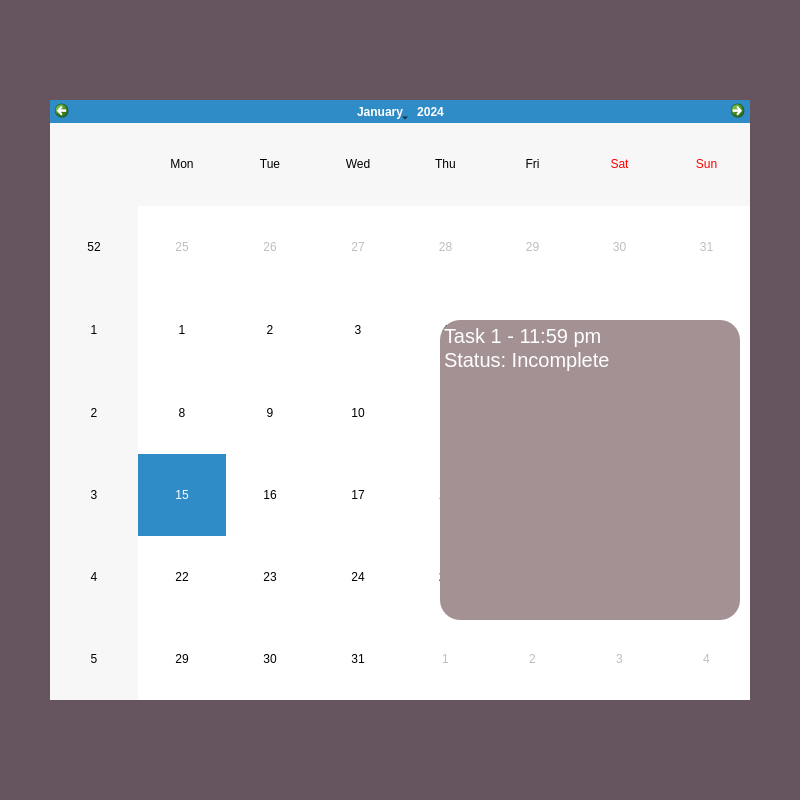
ball2004244/KIPE-member-management, file client/GUI/hr_deadline.ui: the form before one commit.
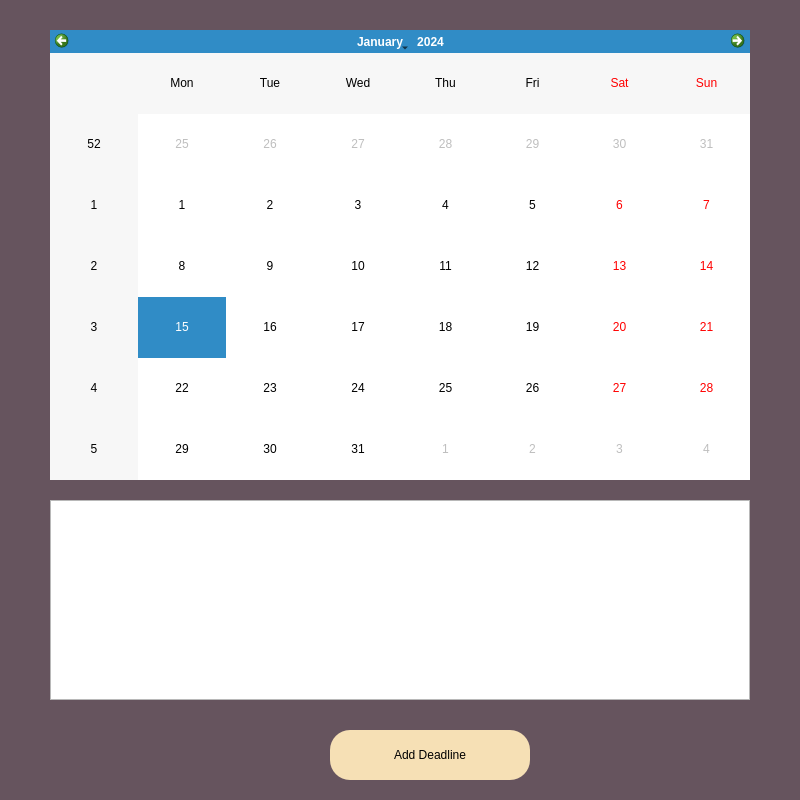
The form after the commit. Icons and pictures are not drawn.

```diff
--- a/client/GUI/hr_deadline.ui
+++ b/client/GUI/hr_deadline.ui
@@ -66,34 +66,41 @@
      <property name="geometry">
       <rect>
        <x>50</x>
-       <y>100</y>
+       <y>30</y>
        <width>700</width>
-       <height>600</height>
+       <height>450</height>
       </rect>
      </property>
     </widget>
-    <widget class="QTextBrowser" name="task_browser">
+    <widget class="QListWidget" name="deadline_list">
      <property name="geometry">
       <rect>
-       <x>440</x>
-       <y>320</y>
-       <width>300</width>
-       <height>300</height>
+       <x>50</x>
+       <y>500</y>
+       <width>700</width>
+       <height>200</height>
+      </rect>
+     </property>
+     <property name="styleSheet">
+      <string notr="true">font: 16pt &quot;MS Shell Dlg 2&quot;; color:&quot;black&quot;;</string>
+     </property>
+    </widget>
+    <widget class="QPushButton" name="add_button">
+     <property name="geometry">
+      <rect>
+       <x>330</x>
+       <y>730</y>
+       <width>200</width>
+       <height>50</height>
       </rect>
      </property>
      <property name="styleSheet">
       <string notr="true">border-radius: 20px;
-background-color: rgb(163, 145, 147);
-font-size: 20px;
-color: white;</string>
+background-color: rgb(246, 224, 181);
+font: 75 18pt &quot;MS Shell Dlg 2&quot;;</string>
      </property>
-     <property name="html">
-      <string>&lt;!DOCTYPE HTML PUBLIC &quot;-//W3C//DTD HTML 4.0//EN&quot; &quot;http://www.w3.org/TR/REC-html40/strict.dtd&quot;&gt;
-&lt;html&gt;&lt;head&gt;&lt;meta name=&quot;qrichtext&quot; content=&quot;1&quot; /&gt;&lt;style type=&quot;text/css&quot;&gt;
-p, li { white-space: pre-wrap; }
-&lt;/style&gt;&lt;/head&gt;&lt;body style=&quot; font-family:'MS Shell Dlg 2'; font-size:20px; font-weight:400; font-style:normal;&quot;&gt;
-&lt;p style=&quot; margin-top:0px; margin-bottom:0px; margin-left:0px; margin-right:0px; -qt-block-indent:0; text-indent:0px;&quot;&gt;&lt;span style=&quot; font-size:20px;&quot;&gt;Task 1 - 11:59 pm&lt;/span&gt;&lt;/p&gt;
-&lt;p style=&quot; margin-top:0px; margin-bottom:0px; margin-left:0px; margin-right:0px; -qt-block-indent:0; text-indent:0px;&quot;&gt;&lt;span style=&quot; font-size:20px;&quot;&gt;Status: Incomplete&lt;/span&gt;&lt;/p&gt;&lt;/body&gt;&lt;/html&gt;</string>
+     <property name="text">
+      <string>Add Deadline</string>
      </property>
     </widget>
    </widget>
```
